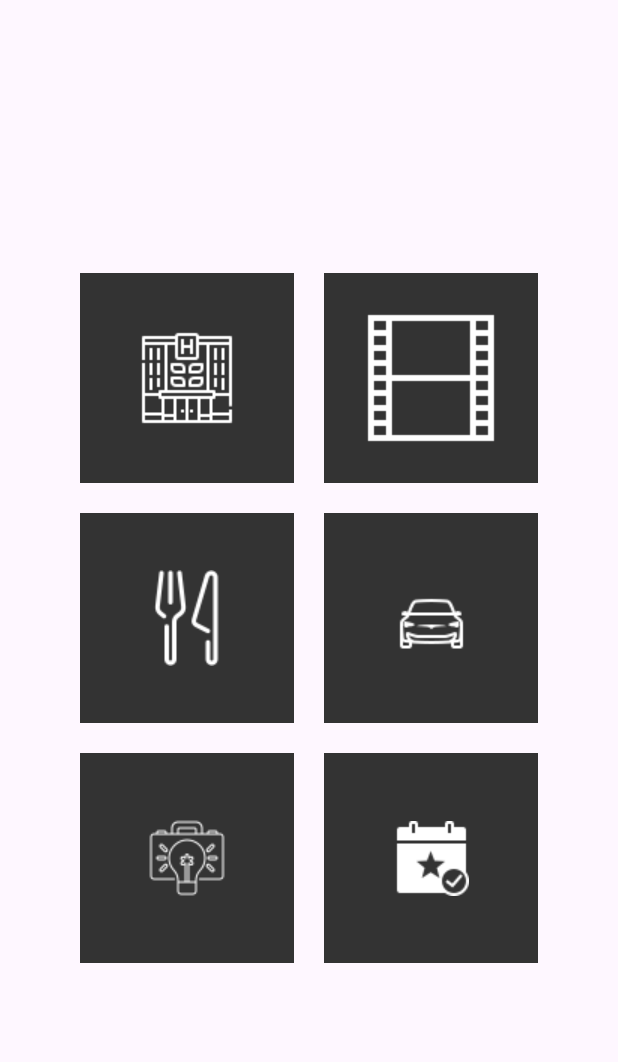
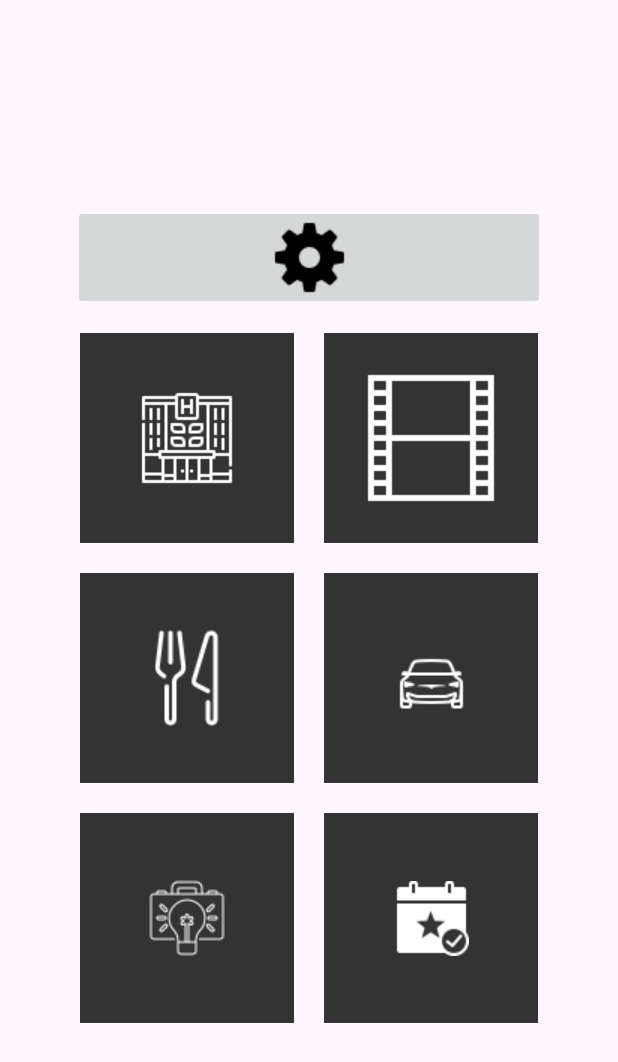
Before and after one commit to gcamig/GranCentre_vitom, an Android app: the screen it shows after launch (MainActivity), on a phone screen of 412 x 824 dp. Shown: the top 1062 px of the screen. Run offline under Robolectric (Android 15) with nearby library versions, the light colour scheme and no system bars; 1 statement that could not run was skipped.

Commit message:
Config Button

```diff
--- a/app/src/main/AndroidManifest.xml
+++ b/app/src/main/AndroidManifest.xml
@@ -13,6 +13,9 @@
         android:theme="@style/Theme.GranCentre_vitom"
         tools:targetApi="31">
         <activity
+            android:name=".Hotels"
+            android:exported="false" />
+        <activity
             android:name=".MainActivity"
             android:exported="true">
             <intent-filter>
--- a/app/src/main/res/layout/activity_main.xml
+++ b/app/src/main/res/layout/activity_main.xml
@@ -9,6 +9,14 @@
     android:layout_gravity="center"
     tools:context=".MainActivity">
 
+    <ImageButton
+        android:id="@+id/conf"
+        android:layout_width="wrap_content"
+        android:layout_height="wrap_content"
+        android:layout_margin="5dp"
+        android:src="@drawable/configuration"
+        android:contentDescription="@string/contentDescConfig"
+        />
     <TableRow>
         <ImageButton
             android:id="@+id/btnHotels"
@@ -55,13 +63,13 @@
     </TableRow>
     <TableRow>
         <ImageButton
-            android:id="@+id/btnBussiness"
+            android:id="@+id/btnBusiness"
             android:layout_width="140dp"
             android:layout_height="140dp"
             android:layout_margin="10dp"
             android:background="#333"
-            android:src="@drawable/bussiness"
-            android:contentDescription="@string/contentDescBussiness"
+            android:src="@drawable/business"
+            android:contentDescription="@string/contentDescBusiness"
             android:layout_weight="1"
             android:onClick="onClick"/>
         <ImageButton
--- a/app/src/main/res/values/strings.xml
+++ b/app/src/main/res/values/strings.xml
@@ -4,6 +4,8 @@
     <string name="contentDescMovies">Movie image</string>
     <string name="contentDescRestaurants">Restaurant image</string>
     <string name="contentDescTransport">Transport image</string>
-    <string name="contentDescBussiness">Bussiness image</string>
+    <string name="contentDescBusiness">Business image</string>
     <string name="contentDescEvents">Events image</string>
+    <string name="contentDescConfig">Config image</string>
+
 </resources>
```
Also changed, not shown: app/src/main/java/com/example/grancentre_vitom/Hotels.java (added, +14 -0 lines), app/src/main/res/layout/activity_hotels.xml (added, +10 -0 lines), app/src/main/res/drawable/business.png (renamed from app/src/main/res/drawable/bussiness.png), app/src/main/res/drawable/configuration.png (added).
